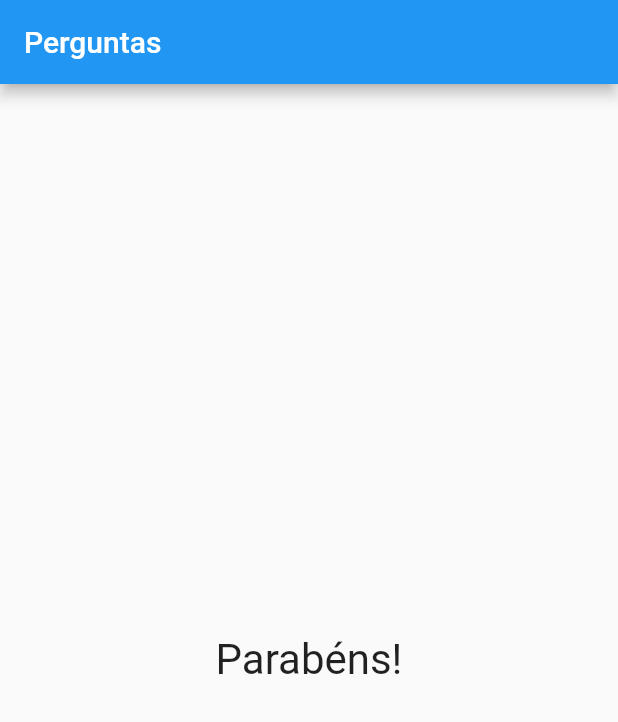
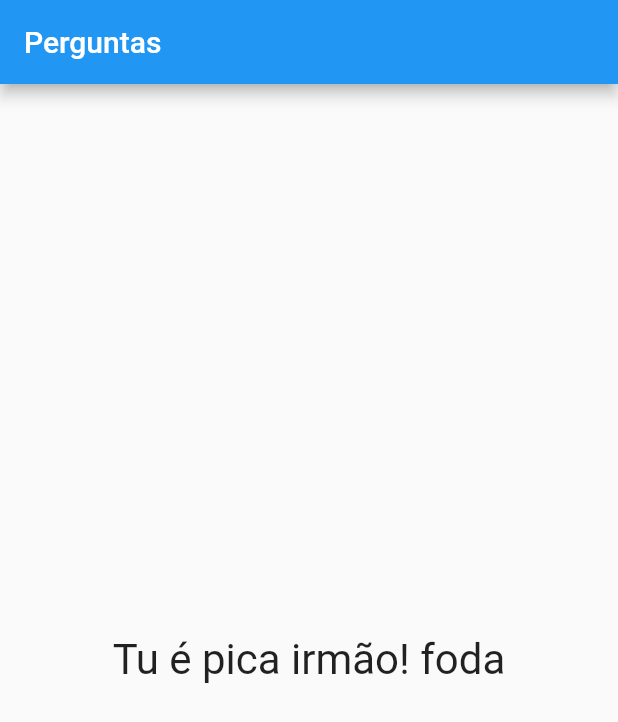
Before and after one commit to iagognunes/projeto_perguntas, a Flutter app: the screen it shows after launch, after a tap on "Preto", after a tap on "Cobra", after a tap on "Leo", on a phone screen of 412 x 824 dp. Shown: the top 722 px of the screen. Run offline on Flutter 3.47's test engine with Material 2 defaults, Android fonts, the phone set to English and light mode, and no system bars.

Commit message:
Modulo 2: Aula 58
Adicionando Pontuação #03

```diff
--- a/lib/main.dart
+++ b/lib/main.dart
@@ -71,7 +71,7 @@ class _PerguntaAppState extends State<PerguntaApp> {
                 perguntasSelecionadas: _perguntaSelecionada,
                 quandoResponder: _responder,
               )
-            : Resultado(),
+            : Resultado(_pontuacaoTotal),
       ),
     );
   }
--- a/lib/resultado.dart
+++ b/lib/resultado.dart
@@ -1,11 +1,25 @@
 import 'package:flutter/material.dart';
 
 class Resultado extends StatelessWidget {
+  final int pontuacao;
+
+  Resultado(this.pontuacao);
+
+  String get fraseResultado {
+    if (pontuacao <= 8) {
+      return 'Foi bem ruimzinho!';
+    } else if (pontuacao > 8 && pontuacao <= 15) {
+      return 'Até que tu foste bem. Parabens!';
+    } else {
+      return 'Tu é pica irmão! foda';
+    }
+  }
+
   @override
   Widget build(BuildContext context) {
     return Center(
       child: Text(
-        'Parabéns!',
+        fraseResultado,
         style: TextStyle(fontSize: 28),
       ),
     );
```
